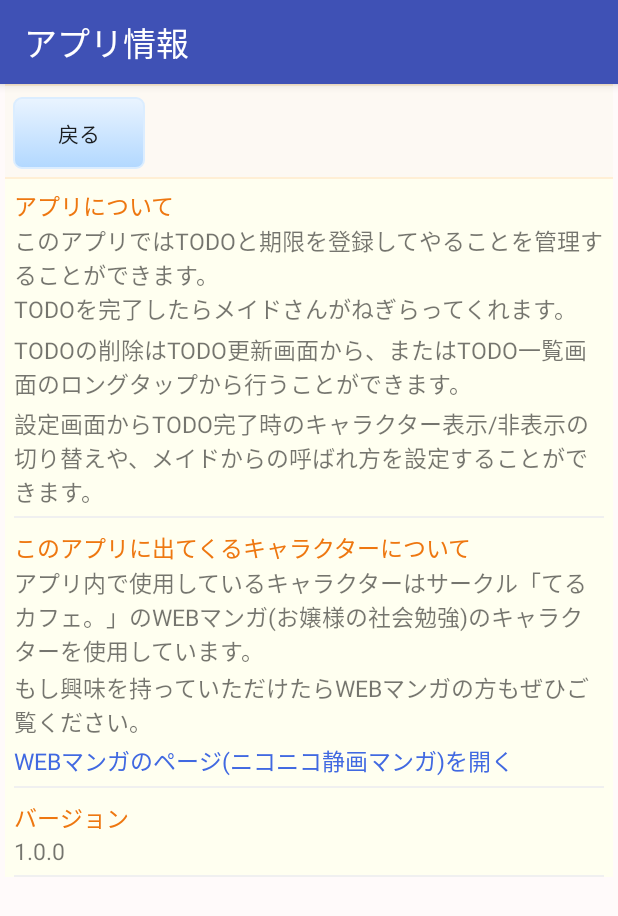
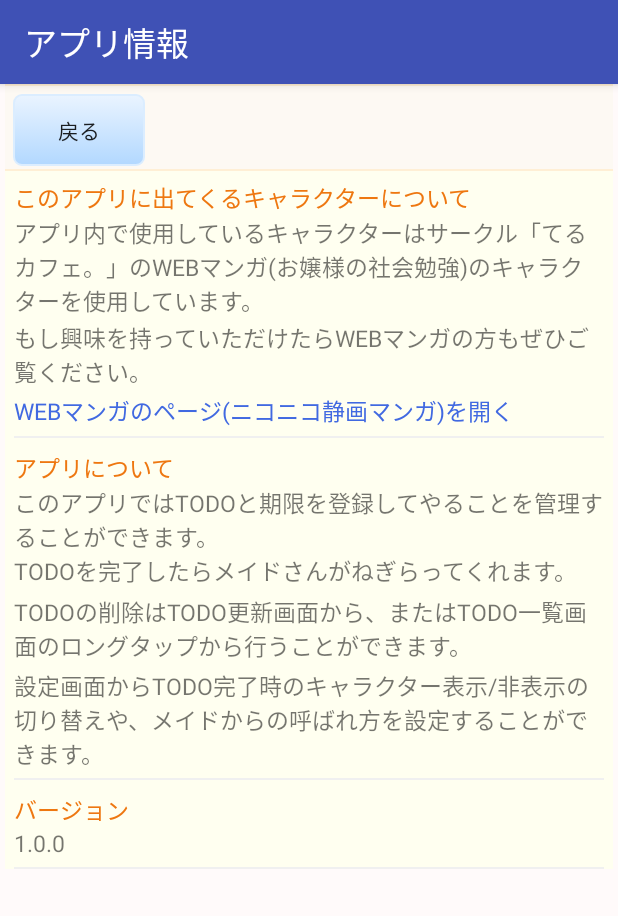
Before and after one commit to ryo-hoshi/TodoSupportLady, an Android app: the screen it shows after launch (InfoActivity), after a tap on an icon or button, on a phone screen of 412 x 824 dp. Shown: the top 916 px of the screen. Run offline under Robolectric (Android 15) with nearby library versions, the phone set to English and light mode, and no system bars.

Commit message:
modify Issues#40

```diff
--- a/app/src/main/java/apl/r_m_unt/todosupportlady/main/MainFragment.java
+++ b/app/src/main/java/apl/r_m_unt/todosupportlady/main/MainFragment.java
@@ -4,19 +4,17 @@ import android.app.Activity;
 import android.content.Intent;
 import android.os.Bundle;
 import android.support.v4.app.Fragment;
-import android.util.Log;
 import android.view.LayoutInflater;
 import android.view.View;
 import android.view.ViewGroup;
 import android.widget.TextView;
-import android.widget.Toast;
 
 import apl.r_m_unt.todosupportlady.R;
 import apl.r_m_unt.todosupportlady.common.TodoCommonFunction;
 import apl.r_m_unt.todosupportlady.common.TodoConstant;
 import apl.r_m_unt.todosupportlady.config.ConfigActivity;
+import apl.r_m_unt.todosupportlady.info.InfoActivity;
 import apl.r_m_unt.todosupportlady.model.SharedPreferenceDataHelper;
-import apl.r_m_unt.todosupportlady.info.InfoActivity;
 import apl.r_m_unt.todosupportlady.todo.TodoDetailActivity;
 import apl.r_m_unt.todosupportlady.todo.TodoListActivity;
 
@@ -125,15 +123,5 @@ public class MainFragment extends Fragment {
         }
         mainToolbar.setText(name + getResources().getString(R.string.default_honorific) + " " + getResources().getString(R.string.main_toolbar));
 
-        String id = getActivity().getIntent().getStringExtra("id");
-        String label =  getActivity().getIntent().getStringExtra("label");
-        String text =  getActivity().getIntent().getStringExtra("text");
-        if (id != null && label != null && text != null) {
-
-            Toast.makeText(getActivity(), "バックグラウンドで通知を受信　id:" + id + ", label:" + label, Toast.LENGTH_LONG).show();
-            Log.d(TAG, "id:" + id + ", label:" + label);
-
-        }
-
     }
 }
--- a/app/src/main/res/layout/fragment_config.xml
+++ b/app/src/main/res/layout/fragment_config.xml
@@ -15,7 +15,7 @@
             android:background="@color/headerLine"/>
         <LinearLayout
             android:orientation="horizontal"
-            android:paddingTop="7dp"
+            android:paddingTop="5dp"
             android:paddingLeft="5dp"
             android:layout_width="match_parent"
             android:layout_height="wrap_content">
@@ -29,7 +29,7 @@
         </LinearLayout>
         <View
             android:layout_width="match_parent"
-            android:layout_marginTop="5dp"
+            android:layout_marginTop="2dp"
             android:layout_height="1dp"
             android:background="@color/headerLine"/>
     </LinearLayout>
--- a/app/src/main/res/layout/fragment_info.xml
+++ b/app/src/main/res/layout/fragment_info.xml
@@ -15,7 +15,7 @@
             android:background="@color/headerLine"/>
         <LinearLayout
             android:orientation="horizontal"
-            android:paddingTop="7dp"
+            android:paddingTop="5dp"
             android:paddingLeft="5dp"
             android:layout_width="match_parent"
             android:layout_height="wrap_content">
@@ -29,7 +29,7 @@
         </LinearLayout>
         <View
             android:layout_width="match_parent"
-            android:layout_marginTop="5dp"
+            android:layout_marginTop="2dp"
             android:layout_height="1dp"
             android:background="@color/headerLine"/>
     </LinearLayout>
@@ -47,46 +47,6 @@
                 android:layout_marginLeft="6dp"
                 android:layout_marginRight="6dp">
                 <TextView
-                    android:textSize="15dp"
-                    android:layout_width="wrap_content"
-                    android:layout_height="wrap_content"
-                    android:text="@string/app_info_usage"
-                    android:textColor="@color/infoLabel"
-                    android:id="@+id/textView_usage" />
-                <TextView
-                    android:textSize="15dp"
-                    android:layout_width="match_parent"
-                    android:layout_height="wrap_content"
-                    android:text="@string/app_info_usage_about_apl1"
-                    android:id="@+id/app_info_usage_about_apl1" />
-                <TextView
-                    android:textSize="15dp"
-                    android:layout_width="match_parent"
-                    android:layout_height="wrap_content"
-                    android:text="@string/app_info_usage_about_apl2"
-                    android:id="@+id/app_info_usage_about_apl2" />
-                <TextView
-                    android:layout_marginTop="4dp"
-                    android:textSize="15dp"
-                    android:layout_width="match_parent"
-                    android:layout_height="wrap_content"
-                    android:text="@string/app_info_usage_delete"
-                    android:id="@+id/textView_usage_delete" />
-                <TextView
-                    android:layout_marginTop="4dp"
-                    android:textSize="15dp"
-                    android:layout_width="match_parent"
-                    android:layout_height="wrap_content"
-                    android:text="@string/app_info_usage_image_show"
-                    android:id="@+id/textView_usage_image_show" />
-                <View
-                    android:layout_marginTop="5dp"
-                    android:layout_width="match_parent"
-                    android:layout_height="1dp"
-                    android:background="@color/endLine"/>
-
-                <TextView
-                    android:layout_marginTop="8dp"
                     android:layout_width="wrap_content"
                     android:layout_height="wrap_content"
                     android:textSize="15dp"
@@ -133,6 +93,46 @@
                     android:textSize="15dp"
                     android:layout_width="wrap_content"
                     android:layout_height="wrap_content"
+                    android:text="@string/app_info_usage"
+                    android:textColor="@color/infoLabel"
+                    android:id="@+id/textView_usage" />
+                <TextView
+                    android:textSize="15dp"
+                    android:layout_width="match_parent"
+                    android:layout_height="wrap_content"
+                    android:text="@string/app_info_usage_about_apl1"
+                    android:id="@+id/app_info_usage_about_apl1" />
+                <TextView
+                    android:textSize="15dp"
+                    android:layout_width="match_parent"
+                    android:layout_height="wrap_content"
+                    android:text="@string/app_info_usage_about_apl2"
+                    android:id="@+id/app_info_usage_about_apl2" />
+                <TextView
+                    android:layout_marginTop="4dp"
+                    android:textSize="15dp"
+                    android:layout_width="match_parent"
+                    android:layout_height="wrap_content"
+                    android:text="@string/app_info_usage_delete"
+                    android:id="@+id/textView_usage_delete" />
+                <TextView
+                    android:layout_marginTop="4dp"
+                    android:textSize="15dp"
+                    android:layout_width="match_parent"
+                    android:layout_height="wrap_content"
+                    android:text="@string/app_info_usage_image_show"
+                    android:id="@+id/textView_usage_image_show" />
+                <View
+                    android:layout_marginTop="5dp"
+                    android:layout_width="match_parent"
+                    android:layout_height="1dp"
+                    android:background="@color/endLine"/>
+
+                <TextView
+                    android:layout_marginTop="8dp"
+                    android:textSize="15dp"
+                    android:layout_width="wrap_content"
+                    android:layout_height="wrap_content"
                     android:text="@string/app_info_version"
                     android:textColor="@color/infoLabel"
                     android:id="@+id/textView_version" />
--- a/app/src/main/res/layout/fragment_todo_detail.xml
+++ b/app/src/main/res/layout/fragment_todo_detail.xml
@@ -19,7 +19,7 @@
             android:background="@color/headerLine"/>
         <LinearLayout
             android:orientation="horizontal"
-            android:paddingTop="7dp"
+            android:paddingTop="5dp"
             android:paddingLeft="5dp"
             android:paddingRight="6dp"
             android:layout_width="match_parent"
@@ -46,7 +46,7 @@
         </LinearLayout>
         <View
             android:layout_width="match_parent"
-            android:layout_marginTop="5dp"
+            android:layout_marginTop="2dp"
             android:layout_height="1dp"
             android:background="@color/headerLine"/>
     </LinearLayout>
@@ -155,7 +155,7 @@
 
         <LinearLayout
             android:orientation="horizontal"
-            android:paddingTop="14dp"
+            android:paddingTop="8dp"
             android:paddingLeft="5dp"
             android:paddingRight="6dp"
             android:background="@color/backGround"
--- a/app/src/main/res/layout/fragment_todo_list.xml
+++ b/app/src/main/res/layout/fragment_todo_list.xml
@@ -16,7 +16,7 @@
             android:background="@color/headerLine"/>
         <LinearLayout
             android:orientation="horizontal"
-            android:layout_marginTop="7dp"
+            android:layout_marginTop="5dp"
             android:layout_marginLeft="5dp"
             android:layout_width="match_parent"
             android:layout_height="wrap_content">
@@ -59,12 +59,11 @@
         </LinearLayout>
         <View
             android:layout_width="match_parent"
-            android:layout_marginTop="5dp"
+            android:layout_marginTop="2dp"
             android:layout_height="1dp"
             android:background="@color/headerLine"/>
     </LinearLayout>
     <View
-        android:layout_marginTop="3dp"
         android:layout_width="match_parent"
         android:layout_height="1dp"
         android:background="@color/endLine"/>
--- a/app/src/main/res/layout/list_item.xml
+++ b/app/src/main/res/layout/list_item.xml
@@ -9,9 +9,9 @@
     <LinearLayout
         android:layout_width="match_parent"
         android:layout_height="wrap_content"
-        android:layout_marginTop="3dp"
+        android:layout_marginTop="2dp"
         android:layout_marginLeft="3dp"
-        android:layout_marginBottom="3dp"
+        android:layout_marginBottom="2dp"
         android:orientation="horizontal">
 
         <Button
--- a/app/src/main/res/values/strings.xml
+++ b/app/src/main/res/values/strings.xml
@@ -25,7 +25,7 @@
     <string name="todo_detail_delete">削除</string>
     <string name="todo_detail_complete">完了</string>
     <string name="todo_detail_resetting">再登録</string>
-    <string name="todo_detail_back_confirm_title">TODOを保存せずに戻ってもよいでしょうか</string>
+    <string name="todo_detail_back_confirm_title">TODOを保存せずに戻ってよいでしょうか？</string>
 
     <string name="app_info_toolbar">アプリ情報</string>
     <string name="app_info_back">戻る</string>
```
